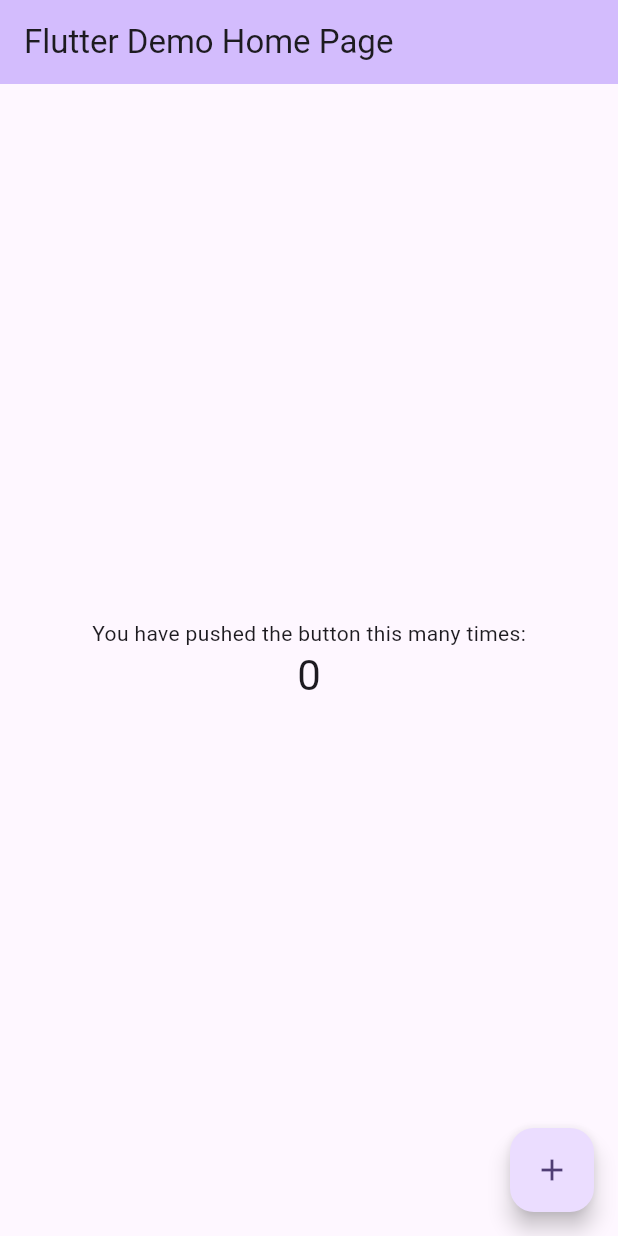
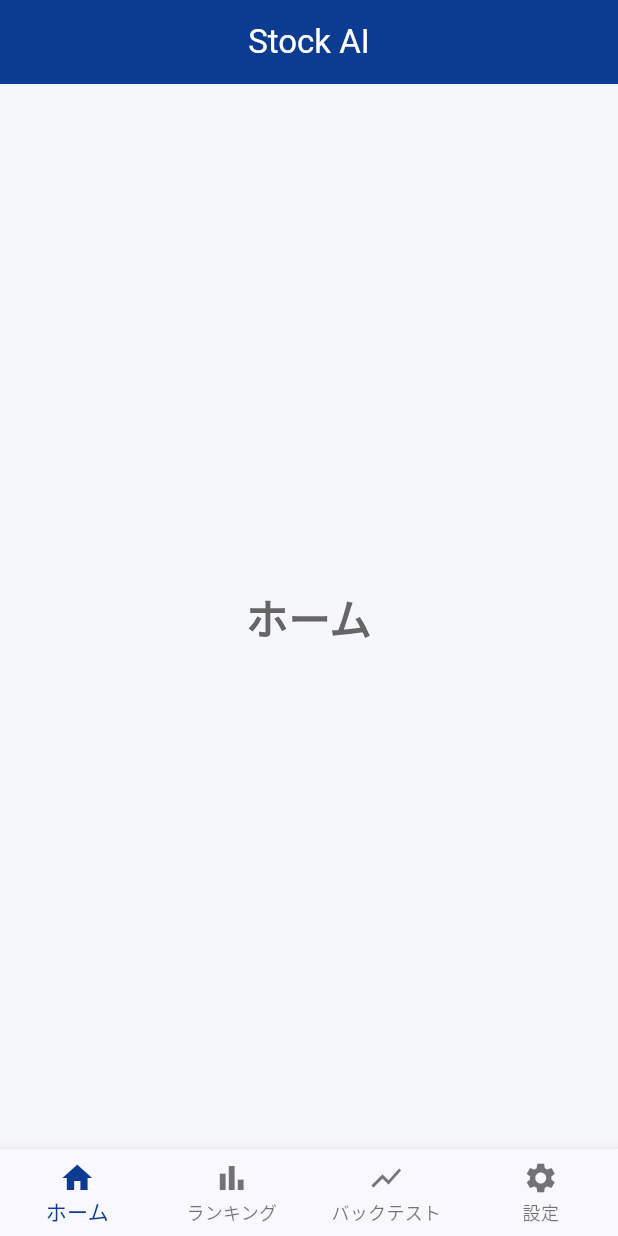
Before and after one commit to KuchaStep/stock_ai, a Flutter app: the screen it shows after launch, on a phone screen of 412 x 824 dp. Run offline on Flutter 3.47's test engine with Material 3 defaults, Android fonts, the phone set to English and light mode, and no system bars; our stand-ins replace dio, flutter_riverpod.

Commit message:
feat(flutter): add ui structure and integrate Riverpod

```diff
--- /dev/null
+++ b/mobile/stock_ai_app/lib/core/theme/app_colors.dart
@@ -0,0 +1,26 @@
+import 'package:flutter/material.dart';
+
+class AppColors {
+  // ブランドカラー
+  static const Color primary = Color(0xFF0B3C91);
+
+  // 背景
+  static const Color background = Color(0xFFF5F7FA);
+
+  // カード
+  static const Color card = Colors.white;
+
+  // 上昇
+  static const Color gain = Color(0xFFE53935);
+
+  // 下落
+  static const Color loss = Color(0xFF1565C0);
+
+  // 文字
+  static const Color text = Color(0xFF222222);
+
+  static const Color subText = Color(0xFF666666);
+
+  // 枠線
+  static const Color border = Color(0xFFE0E0E0);
+}
--- /dev/null
+++ b/mobile/stock_ai_app/lib/core/theme/app_theme.dart
@@ -0,0 +1,40 @@
+import 'package:flutter/material.dart';
+import 'app_colors.dart';
+
+class AppTheme {
+  static ThemeData lightTheme = ThemeData(
+    useMaterial3: true,
+
+    scaffoldBackgroundColor: AppColors.background,
+
+    colorScheme: ColorScheme.fromSeed(
+      seedColor: AppColors.primary,
+      primary: AppColors.primary,
+    ),
+
+    appBarTheme: const AppBarTheme(
+      backgroundColor: AppColors.primary,
+      foregroundColor: Colors.white,
+      elevation: 0,
+      centerTitle: true,
+    ),
+
+    cardTheme: CardThemeData(
+      color: AppColors.card,
+      elevation: 2,
+      shape: RoundedRectangleBorder(
+        borderRadius: BorderRadius.circular(12),
+      ),
+    ),
+
+    textTheme: const TextTheme(
+      bodyLarge: TextStyle(
+        color: AppColors.text,
+        fontSize: 16,
+      ),
+      bodyMedium: TextStyle(
+        color: AppColors.subText,
+      ),
+    ),
+  );
+}
--- a/mobile/stock_ai_app/lib/main.dart
+++ b/mobile/stock_ai_app/lib/main.dart
@@ -1,122 +1,27 @@
 import 'package:flutter/material.dart';
+import 'core/theme/app_theme.dart';
+import 'screens/home/home_screen.dart';
+import 'package:flutter_riverpod/flutter_riverpod.dart';
 
 void main() {
-  runApp(const MyApp());
+  runApp(
+    const ProviderScope(
+      child: StockAIApp(),
+    ),
+  );
 }
 
-class MyApp extends StatelessWidget {
-  const MyApp({super.key});
+class StockAIApp extends StatelessWidget {
+  const StockAIApp({super.key});
 
   // This widget is the root of your application.
   @override
   Widget build(BuildContext context) {
     return MaterialApp(
-      title: 'Flutter Demo',
-      theme: ThemeData(
-        // This is the theme of your application.
-        //
-        // TRY THIS: Try running your application with "flutter run". You'll see
-        // the application has a purple toolbar. Then, without quitting the app,
-        // try changing the seedColor in the colorScheme below to Colors.green
-        // and then invoke "hot reload" (save your changes or press the "hot
-        // reload" button in a Flutter-supported IDE, or press "r" if you used
-        // the command line to start the app).
-        //
-        // Notice that the counter didn't reset back to zero; the application
-        // state is not lost during the reload. To reset the state, use hot
-        // restart instead.
-        //
-        // This works for code too, not just values: Most code changes can be
-        // tested with just a hot reload.
-        colorScheme: ColorScheme.fromSeed(seedColor: Colors.deepPurple),
-      ),
-      home: const MyHomePage(title: 'Flutter Demo Home Page'),
+      title: 'Stock AI',
+      debugShowCheckedModeBanner: false,
+      theme: AppTheme.lightTheme,
+      home: const HomeScreen(),
     );
   }
 }
-
-class MyHomePage extends StatefulWidget {
-  const MyHomePage({super.key, required this.title});
-
-  // This widget is the home page of your application. It is stateful, meaning
-  // that it has a State object (defined below) that contains fields that affect
-  // how it looks.
-
-  // This class is the configuration for the state. It holds the values (in this
-  // case the title) provided by the parent (in this case the App widget) and
-  // used by the build method of the State. Fields in a Widget subclass are
-  // always marked "final".
-
-  final String title;
-
-  @override
-  State<MyHomePage> createState() => _MyHomePageState();
-}
-
-class _MyHomePageState extends State<MyHomePage> {
-  int _counter = 0;
-
-  void _incrementCounter() {
-    setState(() {
-      // This call to setState tells the Flutter framework that something has
-      // changed in this State, which causes it to rerun the build method below
-      // so that the display can reflect the updated values. If we changed
-      // _counter without calling setState(), then the build method would not be
-      // called again, and so nothing would appear to happen.
-      _counter++;
-    });
-  }
-
-  @override
-  Widget build(BuildContext context) {
-    // This method is rerun every time setState is called, for instance as done
-    // by the _incrementCounter method above.
-    //
-    // The Flutter framework has been optimized to make rerunning build methods
-    // fast, so that you can just rebuild anything that needs updating rather
-    // than having to individually change instances of widgets.
-    return Scaffold(
-      appBar: AppBar(
-        // TRY THIS: Try changing the color here to a specific color (to
-        // Colors.amber, perhaps?) and trigger a hot reload to see the AppBar
-        // change color while the other colors stay the same.
-        backgroundColor: Theme.of(context).colorScheme.inversePrimary,
-        // Here we take the value from the MyHomePage object that was created by
-        // the App.build method, and use it to set our appbar title.
-        title: Text(widget.title),
-      ),
-      body: Center(
-        // Center is a layout widget. It takes a single child and positions it
-        // in the middle of the parent.
-        child: Column(
-          // Column is also a layout widget. It takes a list of children and
-          // arranges them vertically. By default, it sizes itself to fit its
-          // children horizontally, and tries to be as tall as its parent.
-          //
-          // Column has various properties to control how it sizes itself and
-          // how it positions its children. Here we use mainAxisAlignment to
-          // center the children vertically; the main axis here is the vertical
-          // axis because Columns are vertical (the cross axis would be
-          // horizontal).
-          //
-          // TRY THIS: Invoke "debug painting" (choose the "Toggle Debug Paint"
-          // action in the IDE, or press "p" in the console), to see the
-          // wireframe for each widget.
-          mainAxisAlignment: MainAxisAlignment.center,
-          children: <Widget>[
-            const Text('You have pushed the button this many times:'),
-            Text(
-              '$_counter',
-              style: Theme.of(context).textTheme.headlineMedium,
-            ),
-          ],
-        ),
-      ),
-      floatingActionButton: FloatingActionButton(
-        onPressed: _incrementCounter,
-        tooltip: 'Increment',
-        child: const Icon(Icons.add),
-      ), // This trailing comma makes auto-formatting nicer for build methods.
-    );
-  }
-}
--- /dev/null
+++ b/mobile/stock_ai_app/lib/screens/home/home_screen.dart
@@ -0,0 +1,68 @@
+import 'package:flutter/material.dart';
+
+import '../ranking/ranking_screen.dart';
+import '../backtest/backtest_screen.dart';
+import '../settings/settings_screen.dart';
+
+class HomeScreen extends StatefulWidget {
+  const HomeScreen({super.key});
+
+  @override
+  State<HomeScreen> createState() => _HomeScreenState();
+}
+
+class _HomeScreenState extends State<HomeScreen> {
+  int _selectedIndex = 0;
+
+  final List<Widget> _pages = const [
+    Center(
+      child: Text(
+        "ホーム",
+        style: TextStyle(
+          fontSize: 28,
+          fontWeight: FontWeight.bold,
+        ),
+      ),
+    ),
+    RankingScreen(),
+    BacktestScreen(),
+    SettingsScreen(),
+  ];
+
+  @override
+  Widget build(BuildContext context) {
+    return Scaffold(
+      appBar: AppBar(
+        title: const Text("Stock AI"),
+      ),
+      body: _pages[_selectedIndex],
+      bottomNavigationBar: BottomNavigationBar(
+        currentIndex: _selectedIndex,
+        type: BottomNavigationBarType.fixed,
+        onTap: (index) {
+          setState(() {
+            _selectedIndex = index;
+          });
+        },
+        items: const [
+          BottomNavigationBarItem(
+            icon: Icon(Icons.home),
+            label: "ホーム",
+          ),
+          BottomNavigationBarItem(
+            icon: Icon(Icons.bar_chart),
+            label: "ランキング",
+          ),
+          BottomNavigationBarItem(
+            icon: Icon(Icons.show_chart),
+            label: "バックテスト",
+          ),
+          BottomNavigationBarItem(
+            icon: Icon(Icons.settings),
+            label: "設定",
+          ),
+        ],
+      ),
+    );
+  }
+}
--- a/mobile/stock_ai_app/pubspec.yaml
+++ b/mobile/stock_ai_app/pubspec.yaml
@@ -34,6 +34,10 @@ dependencies:
   # The following adds the Cupertino Icons font to your application.
   # Use with the CupertinoIcons class for iOS style icons.
   cupertino_icons: ^1.0.8
+
+  #通信用ライブラリ
+  dio: ^5.9.0
+  flutter_riverpod: ^2.6.1
 
 dev_dependencies:
   flutter_test:
```
Also changed, not shown: mobile/stock_ai_app/lib/models/ranking_model.dart (added, +25 -0 lines), mobile/stock_ai_app/lib/providers/ranking_provider.dart (added, +14 -0 lines), mobile/stock_ai_app/lib/screens/backtest/backtest_screen.dart (added, +18 -0 lines), mobile/stock_ai_app/lib/screens/ranking/ranking_screen.dart (added, +52 -0 lines), mobile/stock_ai_app/lib/screens/settings/settings_screen.dart (added, +18 -0 lines), mobile/stock_ai_app/lib/services/api_service.dart (added, +19 -0 lines), mobile/stock_ai_app/lib/screens/stock/stock_detail_screen.dart (added), mobile/stock_ai_app/lib/services/stock_service.dart (added), mobile/stock_ai_app/pubspec.lock, 1 other file.
